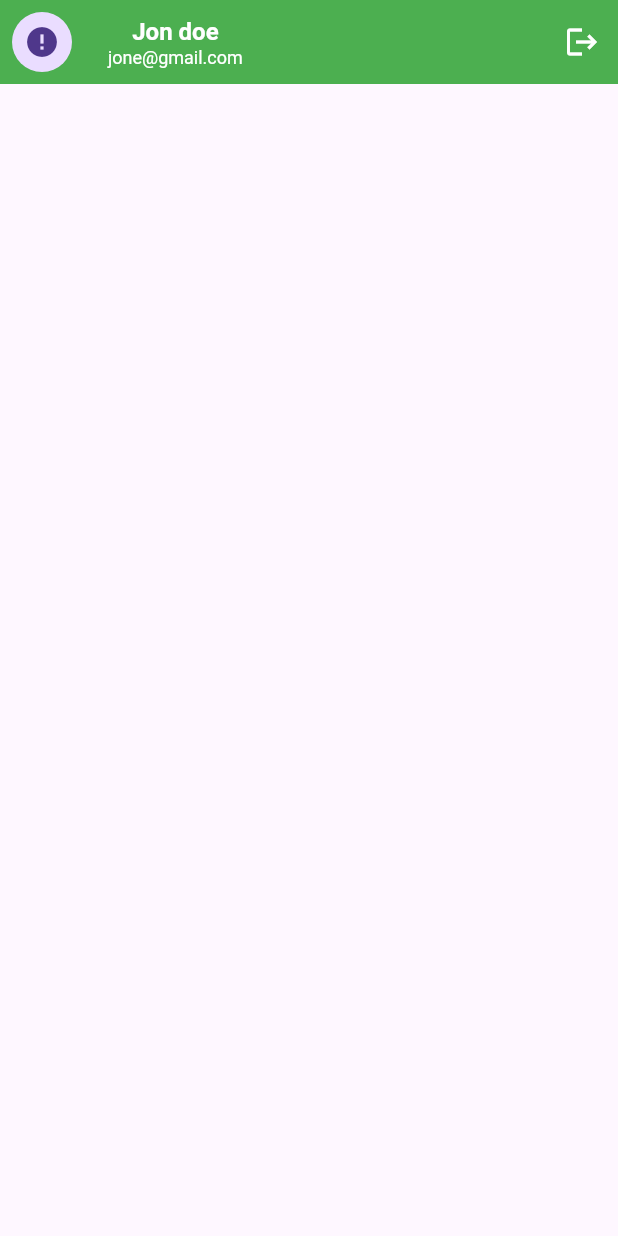
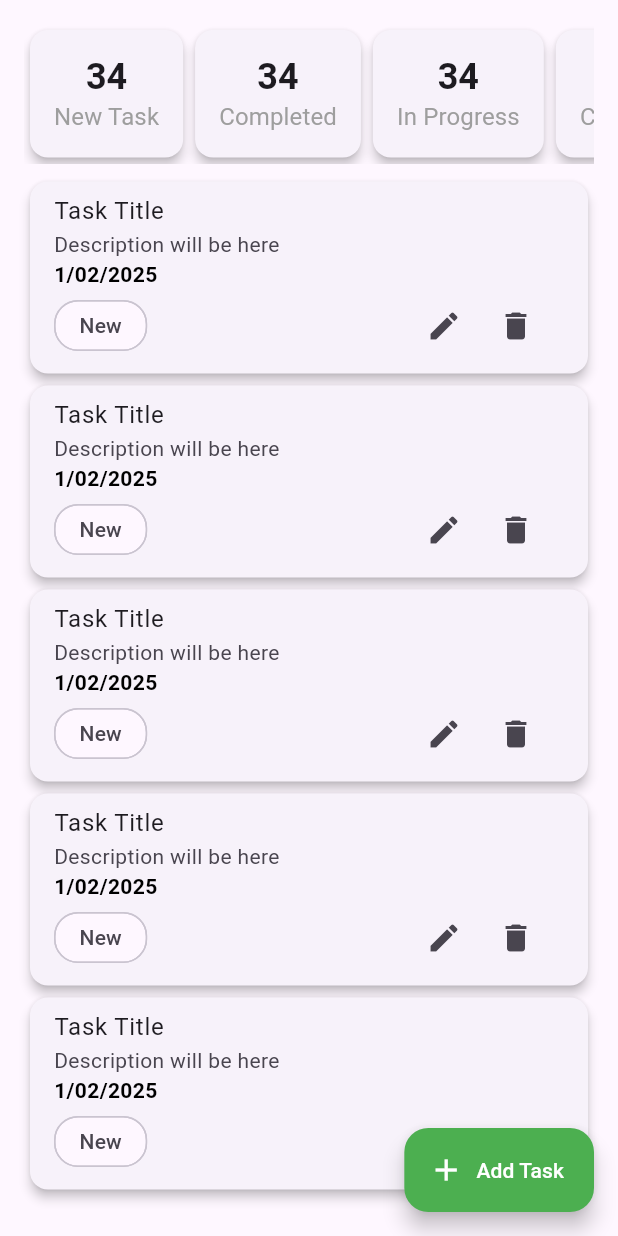
Before and after one commit to mdmridul6/rest_task_manager, a Flutter app: the AllTaskScreen screen opened directly, on a phone screen of 412 x 824 dp. Run offline on Flutter 3.47's test engine with Material 3 defaults, Android fonts, the phone set to English and light mode, and no system bars; drawn by our look-alikes of cached_network_image; our stand-ins replace flutter_svg, pin_code_fields.

```diff
--- a/lib/ui/screens/tasks/all_task_screen.dart
+++ b/lib/ui/screens/tasks/all_task_screen.dart
@@ -1,6 +1,8 @@
 import 'package:flutter/material.dart';
+import 'package:rest_task_manager/ui/screens/tasks/new_task_screen.dart';
 import 'package:rest_task_manager/ui/utility/app_color.dart';
-import 'package:rest_task_manager/ui/widgets/network_cashed_image.dart';
+import 'package:rest_task_manager/ui/widgets/task_item.dart';
+import 'package:rest_task_manager/ui/widgets/task_summery_card.dart';
 
 class AllTaskScreen extends StatefulWidget {
   const AllTaskScreen({super.key});
@@ -13,41 +15,50 @@ class _AllTaskScreenState extends State<AllTaskScreen> {
   @override
   Widget build(BuildContext context) {
     return Scaffold(
-      appBar: AppBar(
-        backgroundColor: AppColor.primaryColor,
-        leading: Padding(
-          padding: const EdgeInsets.all(8),
-          child: CircleAvatar(
-            child: NetworkCashedImage(
-              url:
-                  'https://www.torrentbd.net/posters/C1dcoocS8XLX4WZpxZRfDwYY32176689.jpg',
-            ),
-          ),
-        ),
-        title: Column(
-          mainAxisAlignment: MainAxisAlignment.start,
+      body: Padding(
+        padding: EdgeInsets.all(16),
+        child: Column(
           children: [
-            Text(
-              'Jon doe',
-              style: TextStyle(fontSize: 16, color: Colors.white),
-            ),
-            Text(
-              'jone@gmail.com',
-              style: TextStyle(
-                fontSize: 12,
-                color: Colors.white,
-                fontWeight: FontWeight.w400,
+            _buildSummerySection(),
+            const SizedBox(height: 8),
+            Expanded(
+              child: ListView.builder(
+                itemCount: 5,
+                itemBuilder: (context, index) {
+                  return TaskItem();
+                },
               ),
             ),
           ],
         ),
-        actions: [
-          IconButton(
-            onPressed: () {},
-            icon: Icon(Icons.logout, color: Colors.white),
-          ),
+      ),
+      floatingActionButton: FloatingActionButton.extended(
+        backgroundColor: AppColor.primaryColor,
+        foregroundColor: AppColor.whiteColor,
+        onPressed: _onTapFloatingActionButton,
+        label: Text('Add Task'),
+        icon: Icon(Icons.add),
+      ),
+    );
+  }
+
+  SingleChildScrollView _buildSummerySection() {
+    return SingleChildScrollView(
+      scrollDirection: Axis.horizontal,
+      child: Row(
+        children: [
+          TaskSummeryCard(title: 'New Task', count: '34'),
+          TaskSummeryCard(title: 'Completed', count: '34'),
+          TaskSummeryCard(title: 'In Progress', count: '34'),
+          TaskSummeryCard(title: 'Cancel', count: '34'),
         ],
       ),
     );
   }
+  void _onTapFloatingActionButton() {
+    Navigator.push(
+      context,
+      MaterialPageRoute(builder: (context) => NewTaskScreen()),
+    );
+  }
 }
--- a/lib/ui/screens/tasks/main_bottom_nav_screen.dart
+++ b/lib/ui/screens/tasks/main_bottom_nav_screen.dart
@@ -4,6 +4,7 @@ import 'package:rest_task_manager/ui/screens/tasks/canceled_task_screen.dart';
 import 'package:rest_task_manager/ui/screens/tasks/completed_task_screen.dart';
 import 'package:rest_task_manager/ui/screens/tasks/in_progress_task_screen.dart';
 import 'package:rest_task_manager/ui/utility/app_color.dart';
+import 'package:rest_task_manager/ui/widgets/profile_app_bar.dart';
 
 class MainBottomNavScreen extends StatefulWidget {
   const MainBottomNavScreen({super.key});
@@ -25,6 +26,7 @@ class _MainBottomNavScreenState extends State<MainBottomNavScreen> {
   @override
   Widget build(BuildContext context) {
     return Scaffold(
+      appBar: profileAppbar(),
       body: _screen[_selectedTabIndex],
       bottomNavigationBar: BottomNavigationBar(
         currentIndex: _selectedTabIndex,
@@ -50,6 +52,7 @@ class _MainBottomNavScreenState extends State<MainBottomNavScreen> {
           ),
         ],
       ),
+
     );
   }
 }
--- /dev/null
+++ b/lib/ui/widgets/task_item.dart
@@ -0,0 +1,47 @@
+import 'package:flutter/material.dart';
+
+class TaskItem extends StatelessWidget {
+  const TaskItem({super.key});
+
+  @override
+  Widget build(BuildContext context) {
+    return Card(
+      elevation: 3,
+      child: ListTile(
+        title: Text("Task Title"),
+        subtitle: Column(
+          crossAxisAlignment: CrossAxisAlignment.start,
+          children: [
+            Text('Description will be here'),
+            Text(
+              '1/02/2025',
+              style: TextStyle(
+                fontWeight: FontWeight.w600,
+                color: Colors.black,
+              ),
+            ),
+
+            Row(
+              mainAxisAlignment: MainAxisAlignment.spaceBetween,
+              children: [
+                Chip(
+                  label: Text('New'),
+                  shape: RoundedRectangleBorder(
+                    borderRadius: BorderRadius.circular(16),
+                  ),
+                  padding: EdgeInsets.symmetric(horizontal: 8, vertical: 2),
+                ),
+                OverflowBar(
+                  children: [
+                    IconButton(onPressed: () {}, icon: Icon(Icons.edit)),
+                    IconButton(onPressed: () {}, icon: Icon(Icons.delete)),
+                  ],
+                ),
+              ],
+            ),
+          ],
+        ),
+      ),
+    );
+  }
+}
--- /dev/null
+++ b/lib/ui/widgets/task_summery_card.dart
@@ -0,0 +1,24 @@
+import 'package:flutter/material.dart';
+
+class TaskSummeryCard extends StatelessWidget {
+  const TaskSummeryCard({super.key, required this.title, required this.count});
+
+  final String title;
+  final String count;
+
+  @override
+  Widget build(BuildContext context) {
+    return Card(
+      elevation: 3,
+      child: Padding(
+        padding: EdgeInsets.all(16),
+        child: Column(
+          children: [
+            Text(count, style: Theme.of(context).textTheme.titleLarge),
+            Text(title, style: Theme.of(context).textTheme.titleSmall),
+          ],
+        ),
+      ),
+    );
+  }
+}
```
Also changed, not shown: lib/ui/screens/tasks/canceled_task_screen.dart (+10 -2 lines), lib/ui/screens/tasks/completed_task_screen.dart (+10 -2 lines), lib/ui/screens/tasks/in_progress_task_screen.dart (+10 -2 lines), lib/ui/screens/tasks/new_task_screen.dart (+42 -0 lines), lib/ui/widgets/profile_app_bar.dart (added, +38 -0 lines).
